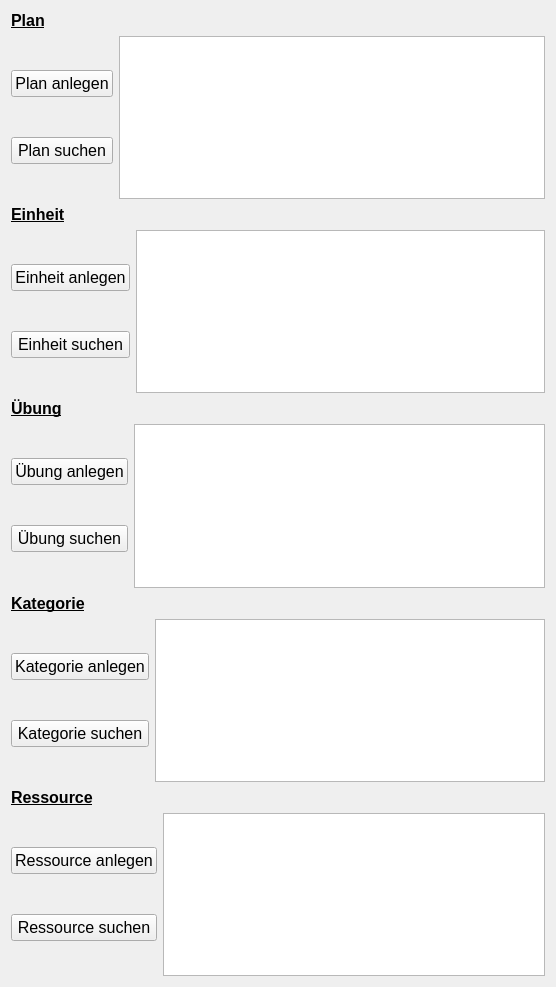
First picture: the form in app/view/main_left_2.ui, repository UltimateCuB3R/DLMCSPSE01_D, before the edit.
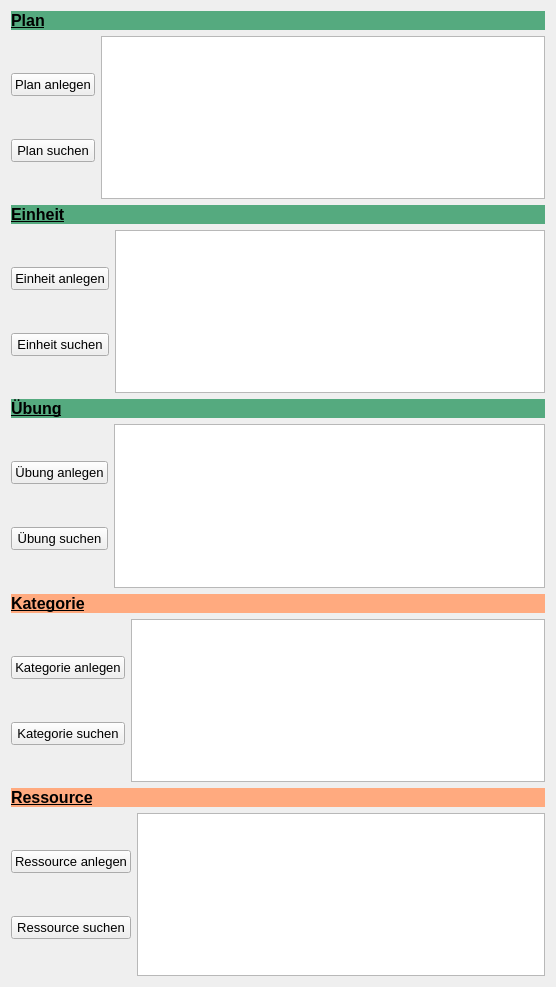
Second picture: the form after the edit.

Commit message: Sprint 5-2: further adjusted user interface added icons to all buttons changed general style to Fusion all table widgets are now double-clickable which opens the item in display mode

Patch:
```diff
--- a/app/view/main_left_2.ui
+++ b/app/view/main_left_2.ui
@@ -24,6 +24,9 @@
        <underline>true</underline>
       </font>
      </property>
+     <property name="styleSheet">
+      <string notr="true">background:rgb(85, 170, 127)</string>
+     </property>
      <property name="text">
       <string>Plan</string>
      </property>
@@ -37,7 +40,7 @@
         <widget class="QPushButton" name="pushButton_plan_create">
          <property name="font">
           <font>
-           <pointsize>12</pointsize>
+           <pointsize>10</pointsize>
           </font>
          </property>
          <property name="toolTip">
@@ -55,7 +58,7 @@
         <widget class="QPushButton" name="pushButton_plan_search">
          <property name="font">
           <font>
-           <pointsize>12</pointsize>
+           <pointsize>10</pointsize>
           </font>
          </property>
          <property name="autoFillBackground">
@@ -69,7 +72,12 @@
       </layout>
      </item>
      <item>
-      <widget class="QTableWidget" name="tableWidget_plan">
+      <widget class="QTableWidget" name="tableMain_plan">
+       <property name="font">
+        <font>
+         <pointsize>10</pointsize>
+        </font>
+       </property>
        <property name="sizeAdjustPolicy">
         <enum>QAbstractScrollArea::AdjustToContents</enum>
        </property>
@@ -79,12 +87,27 @@
        <property name="showDropIndicator" stdset="0">
         <bool>false</bool>
        </property>
+       <property name="alternatingRowColors">
+        <bool>true</bool>
+       </property>
        <property name="selectionMode">
         <enum>QAbstractItemView::SingleSelection</enum>
        </property>
        <property name="selectionBehavior">
         <enum>QAbstractItemView::SelectRows</enum>
        </property>
+       <property name="showGrid">
+        <bool>true</bool>
+       </property>
+       <property name="sortingEnabled">
+        <bool>true</bool>
+       </property>
+       <property name="cornerButtonEnabled">
+        <bool>false</bool>
+       </property>
+       <attribute name="horizontalHeaderHighlightSections">
+        <bool>false</bool>
+       </attribute>
       </widget>
      </item>
     </layout>
@@ -99,6 +122,9 @@
        <underline>true</underline>
       </font>
      </property>
+     <property name="styleSheet">
+      <string notr="true">background:rgb(85, 170, 127)</string>
+     </property>
      <property name="text">
       <string>Einheit</string>
      </property>
@@ -112,7 +138,7 @@
         <widget class="QPushButton" name="pushButton_unit_create">
          <property name="font">
           <font>
-           <pointsize>12</pointsize>
+           <pointsize>10</pointsize>
           </font>
          </property>
          <property name="toolTip">
@@ -130,7 +156,7 @@
         <widget class="QPushButton" name="pushButton_unit_search">
          <property name="font">
           <font>
-           <pointsize>12</pointsize>
+           <pointsize>10</pointsize>
           </font>
          </property>
          <property name="autoFillBackground">
@@ -144,19 +170,36 @@
       </layout>
      </item>
      <item>
-      <widget class="QTableWidget" name="tableWidget_unit">
+      <widget class="QTableWidget" name="tableMain_unit">
+       <property name="font">
+        <font>
+         <pointsize>10</pointsize>
+        </font>
+       </property>
        <property name="sizeAdjustPolicy">
         <enum>QAbstractScrollArea::AdjustToContents</enum>
        </property>
        <property name="editTriggers">
         <set>QAbstractItemView::NoEditTriggers</set>
        </property>
+       <property name="alternatingRowColors">
+        <bool>true</bool>
+       </property>
        <property name="selectionMode">
         <enum>QAbstractItemView::SingleSelection</enum>
        </property>
        <property name="selectionBehavior">
         <enum>QAbstractItemView::SelectRows</enum>
        </property>
+       <property name="sortingEnabled">
+        <bool>true</bool>
+       </property>
+       <property name="cornerButtonEnabled">
+        <bool>false</bool>
+       </property>
+       <attribute name="horizontalHeaderHighlightSections">
+        <bool>false</bool>
+       </attribute>
       </widget>
      </item>
     </layout>
@@ -171,6 +214,9 @@
        <underline>true</underline>
       </font>
      </property>
+     <property name="styleSheet">
+      <string notr="true">background:rgb(85, 170, 127)</string>
+     </property>
      <property name="text">
       <string>Übung</string>
      </property>
@@ -187,7 +233,7 @@
         <widget class="QPushButton" name="pushButton_exercise_create">
          <property name="font">
           <font>
-           <pointsize>12</pointsize>
+           <pointsize>10</pointsize>
           </font>
          </property>
          <property name="toolTip">
@@ -205,7 +251,7 @@
         <widget class="QPushButton" name="pushButton_exercise_search">
          <property name="font">
           <font>
-           <pointsize>12</pointsize>
+           <pointsize>10</pointsize>
           </font>
          </property>
          <property name="autoFillBackground">
@@ -219,19 +265,36 @@
       </layout>
      </item>
      <item>
-      <widget class="QTableWidget" name="tableWidget_exercise">
+      <widget class="QTableWidget" name="tableMain_exercise">
+       <property name="font">
+        <font>
+         <pointsize>10</pointsize>
+        </font>
+       </property>
        <property name="sizeAdjustPolicy">
         <enum>QAbstractScrollArea::AdjustToContents</enum>
        </property>
        <property name="editTriggers">
         <set>QAbstractItemView::NoEditTriggers</set>
        </property>
+       <property name="alternatingRowColors">
+        <bool>true</bool>
+       </property>
        <property name="selectionMode">
         <enum>QAbstractItemView::SingleSelection</enum>
        </property>
        <property name="selectionBehavior">
         <enum>QAbstractItemView::SelectRows</enum>
        </property>
+       <property name="sortingEnabled">
+        <bool>true</bool>
+       </property>
+       <property name="cornerButtonEnabled">
+        <bool>false</bool>
+       </property>
+       <attribute name="horizontalHeaderHighlightSections">
+        <bool>false</bool>
+       </attribute>
       </widget>
      </item>
     </layout>
@@ -246,6 +309,12 @@
        <underline>true</underline>
       </font>
      </property>
+     <property name="autoFillBackground">
+      <bool>false</bool>
+     </property>
+     <property name="styleSheet">
+      <string notr="true">background:rgb(255, 170, 127)</string>
+     </property>
      <property name="text">
       <string>Kategorie</string>
      </property>
@@ -262,7 +331,7 @@
         <widget class="QPushButton" name="pushButton_category_create">
          <property name="font">
           <font>
-           <pointsize>12</pointsize>
+           <pointsize>10</pointsize>
           </font>
          </property>
          <property name="autoFillBackground">
@@ -277,7 +346,7 @@
         <widget class="QPushButton" name="pushButton_category_search">
          <property name="font">
           <font>
-           <pointsize>12</pointsize>
+           <pointsize>10</pointsize>
           </font>
          </property>
          <property name="autoFillBackground">
@@ -291,19 +360,36 @@
       </layout>
      </item>
      <item>
-      <widget class="QTableWidget" name="tableWidget_category">
+      <widget class="QTableWidget" name="tableMain_category">
+       <property name="font">
+        <font>
+         <pointsize>10</pointsize>
+        </font>
+       </property>
        <property name="sizeAdjustPolicy">
         <enum>QAbstractScrollArea::AdjustToContents</enum>
        </property>
        <property name="editTriggers">
         <set>QAbstractItemView::NoEditTriggers</set>
        </property>
+       <property name="alternatingRowColors">
+        <bool>true</bool>
+       </property>
        <property name="selectionMode">
         <enum>QAbstractItemView::SingleSelection</enum>
        </property>
        <property name="selectionBehavior">
         <enum>QAbstractItemView::SelectRows</enum>
        </property>
+       <property name="sortingEnabled">
+        <bool>true</bool>
+       </property>
+       <property name="cornerButtonEnabled">
+        <bool>false</bool>
+       </property>
+       <attribute name="horizontalHeaderHighlightSections">
+        <bool>false</bool>
+       </attribute>
       </widget>
      </item>
     </layout>
@@ -318,6 +404,12 @@
        <underline>true</underline>
       </font>
      </property>
+     <property name="autoFillBackground">
+      <bool>false</bool>
+     </property>
+     <property name="styleSheet">
+      <string notr="true">background:rgb(255, 170, 127)</string>
+     </property>
      <property name="text">
       <string>Ressource</string>
      </property>
@@ -334,7 +426,7 @@
         <widget class="QPushButton" name="pushButton_resource_create">
          <property name="font">
           <font>
-           <pointsize>12</pointsize>
+           <pointsize>10</pointsize>
           </font>
          </property>
          <property name="autoFillBackground">
@@ -349,7 +441,7 @@
         <widget class="QPushButton" name="pushButton_resource_search">
          <property name="font">
           <font>
-           <pointsize>12</pointsize>
+           <pointsize>10</pointsize>
           </font>
          </property>
          <property name="autoFillBackground">
@@ -363,19 +455,42 @@
       </layout>
      </item>
      <item>
-      <widget class="QTableWidget" name="tableWidget_resource">
+      <widget class="QTableWidget" name="tableMain_resource">
+       <property name="font">
+        <font>
+         <pointsize>10</pointsize>
+        </font>
+       </property>
        <property name="sizeAdjustPolicy">
         <enum>QAbstractScrollArea::AdjustToContents</enum>
        </property>
        <property name="editTriggers">
         <set>QAbstractItemView::NoEditTriggers</set>
        </property>
+       <property name="alternatingRowColors">
+        <bool>true</bool>
+       </property>
        <property name="selectionMode">
         <enum>QAbstractItemView::SingleSelection</enum>
        </property>
        <property name="selectionBehavior">
         <enum>QAbstractItemView::SelectRows</enum>
        </property>
+       <property name="sortingEnabled">
+        <bool>true</bool>
+       </property>
+       <property name="cornerButtonEnabled">
+        <bool>false</bool>
+       </property>
+       <attribute name="horizontalHeaderCascadingSectionResizes">
+        <bool>false</bool>
+       </attribute>
+       <attribute name="horizontalHeaderHighlightSections">
+        <bool>false</bool>
+       </attribute>
+       <attribute name="horizontalHeaderShowSortIndicator" stdset="0">
+        <bool>true</bool>
+       </attribute>
       </widget>
      </item>
     </layout>
```
The commit also changes 9 other files.
